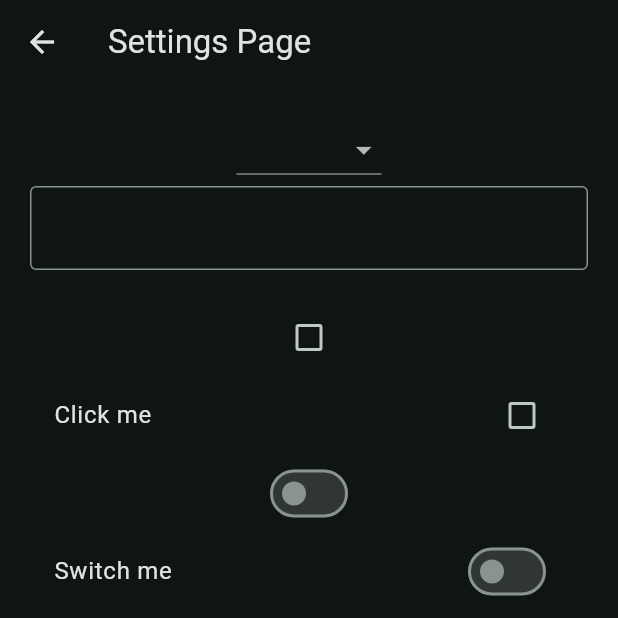
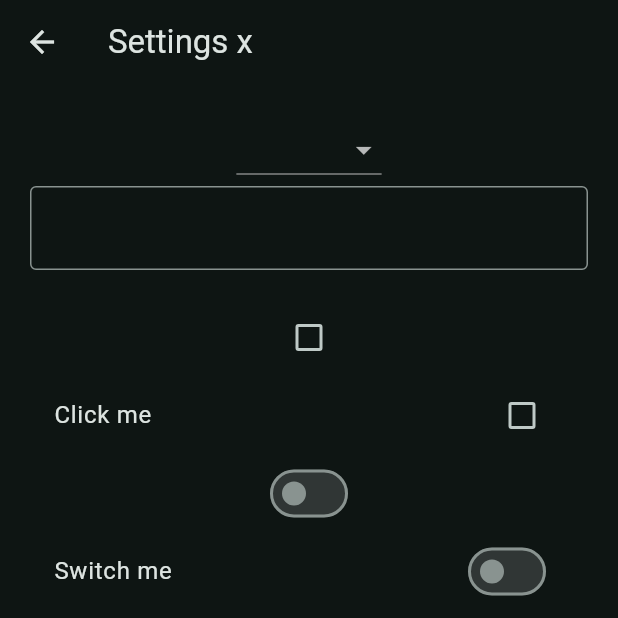
Before and after one commit to pulpetto/First-Flutter-Project, a Flutter app: the screen it shows after launch, after a tap on the "settings" icon, on a phone screen of 412 x 824 dp, the top half of it. Run offline on Flutter 3.47's test engine with Material 3 defaults, Android fonts, the phone set to English and light mode, and no system bars.

Commit message:
pass title in routing

```diff
--- a/lib/views/pages/settings_page.dart
+++ b/lib/views/pages/settings_page.dart
@@ -1,7 +1,9 @@
 import 'package:flutter/material.dart';
 
 class SettingsPage extends StatefulWidget {
-  const SettingsPage({super.key});
+  const SettingsPage({super.key, required this.title});
+
+  final String title;
 
   @override
   State<SettingsPage> createState() => _SettingsPageState();
@@ -18,7 +20,7 @@ class _SettingsPageState extends State<SettingsPage> {
   Widget build(BuildContext context) {
     return Scaffold(
       appBar: AppBar(
-        title: Text('Settings Page'),
+        title: Text(widget.title),
         leading: BackButton(
           onPressed: () {
             Navigator.pop(context);
--- a/lib/views/widget_tree.dart
+++ b/lib/views/widget_tree.dart
@@ -24,7 +24,7 @@ class WidgetTree extends StatelessWidget {
                 context,
                 MaterialPageRoute(
                   builder: (context) {
-                    return SettingsPage();
+                    return SettingsPage(title: 'Settings x');
                   },
                 ),
               );
```
